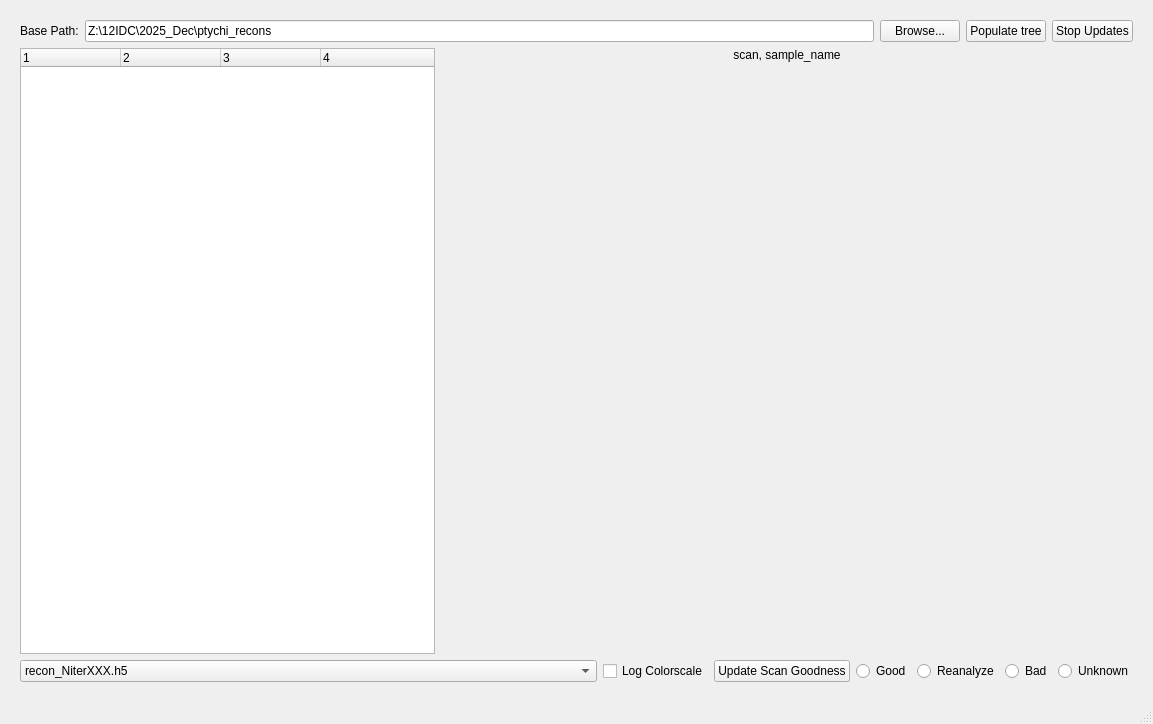
First picture: the form in ptychi_file_browser.ui, repository jooneal225/ptychi-file-browser, before the edit.
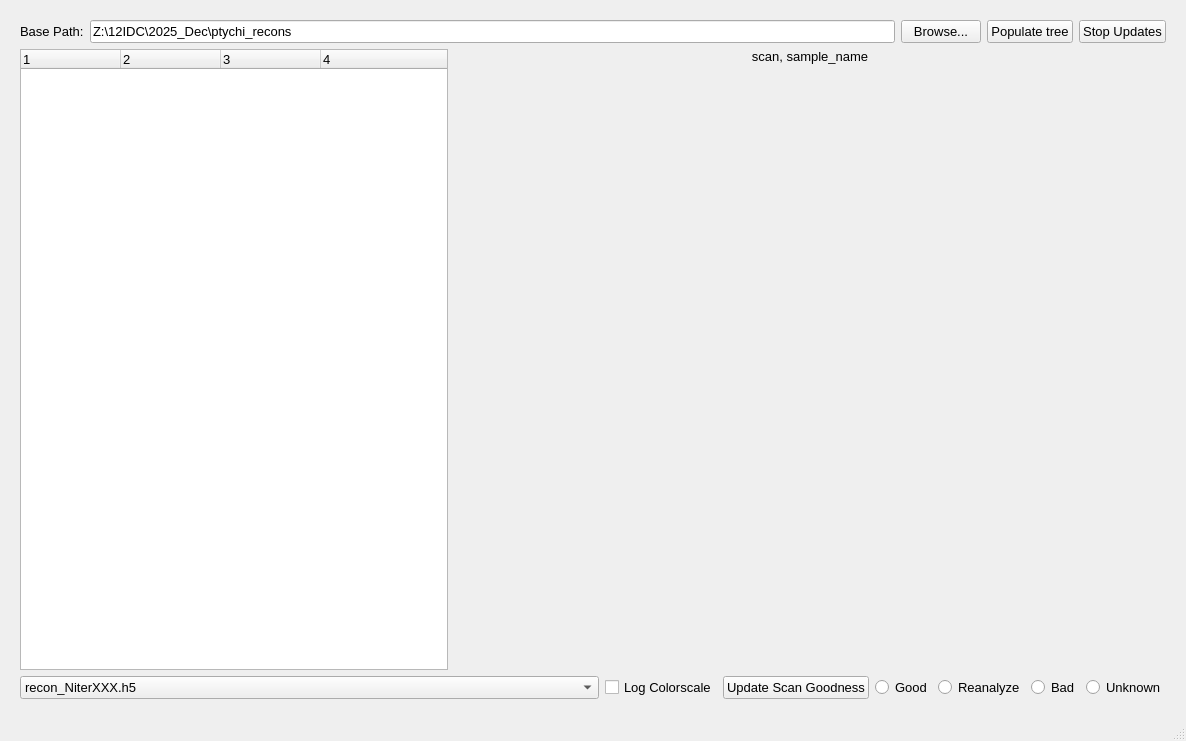
Second picture: the form after the edit.

Patch:
```diff
--- a/ptychi_file_browser.ui
+++ b/ptychi_file_browser.ui
@@ -6,8 +6,8 @@
    <rect>
     <x>0</x>
     <y>0</y>
-    <width>1153</width>
-    <height>724</height>
+    <width>1186</width>
+    <height>741</height>
    </rect>
   </property>
   <property name="windowTitle">
@@ -33,6 +33,11 @@
        <layout class="QHBoxLayout" name="horizontalLayout">
         <item>
          <widget class="QLabel" name="label_basePath">
+          <property name="font">
+           <font>
+            <pointsize>10</pointsize>
+           </font>
+          </property>
           <property name="text">
            <string>Base Path:</string>
           </property>
@@ -40,6 +45,11 @@
         </item>
         <item>
          <widget class="QLineEdit" name="lineEdit_basePath">
+          <property name="font">
+           <font>
+            <pointsize>10</pointsize>
+           </font>
+          </property>
           <property name="text">
            <string>Z:\12IDC\2025_Dec\ptychi_recons</string>
           </property>
@@ -47,6 +57,11 @@
         </item>
         <item>
          <widget class="QPushButton" name="pushButton_browseBasePath">
+          <property name="font">
+           <font>
+            <pointsize>10</pointsize>
+           </font>
+          </property>
           <property name="text">
            <string>Browse...</string>
           </property>
@@ -54,6 +69,11 @@
         </item>
         <item>
          <widget class="QPushButton" name="pushButton_populateTree">
+          <property name="font">
+           <font>
+            <pointsize>10</pointsize>
+           </font>
+          </property>
           <property name="text">
            <string>Populate tree</string>
           </property>
@@ -61,6 +81,11 @@
         </item>
         <item>
          <widget class="QPushButton" name="pushButton_stopScanUpdate">
+          <property name="font">
+           <font>
+            <pointsize>10</pointsize>
+           </font>
+          </property>
           <property name="text">
            <string>Stop Updates</string>
           </property>
@@ -72,6 +97,11 @@
        <layout class="QHBoxLayout" name="horizontalLayout_2" stretch="3,5">
         <item>
          <widget class="QTreeWidget" name="treeWidget_fileStructure">
+          <property name="font">
+           <font>
+            <pointsize>10</pointsize>
+           </font>
+          </property>
           <property name="columnCount">
            <number>4</number>
           </property>
@@ -107,6 +137,11 @@
               <verstretch>0</verstretch>
              </sizepolicy>
             </property>
+            <property name="font">
+             <font>
+              <pointsize>10</pointsize>
+             </font>
+            </property>
             <property name="text">
              <string>scan, sample_name</string>
             </property>
@@ -123,6 +158,11 @@
               <verstretch>0</verstretch>
              </sizepolicy>
             </property>
+            <property name="font">
+             <font>
+              <pointsize>10</pointsize>
+             </font>
+            </property>
            </widget>
           </item>
          </layout>
@@ -139,6 +179,11 @@
             <verstretch>0</verstretch>
            </sizepolicy>
           </property>
+          <property name="font">
+           <font>
+            <pointsize>10</pointsize>
+           </font>
+          </property>
           <item>
            <property name="text">
             <string>recon_NiterXXX.h5</string>
@@ -188,6 +233,11 @@
         </item>
         <item>
          <widget class="QCheckBox" name="checkBox_logCmap">
+          <property name="font">
+           <font>
+            <pointsize>10</pointsize>
+           </font>
+          </property>
           <property name="text">
            <string>Log Colorscale</string>
           </property>
@@ -195,6 +245,11 @@
         </item>
         <item>
          <widget class="QPushButton" name="pushButton_updateScanGoodness">
+          <property name="font">
+           <font>
+            <pointsize>10</pointsize>
+           </font>
+          </property>
           <property name="text">
            <string>Update Scan Goodness</string>
           </property>
@@ -202,6 +257,11 @@
         </item>
         <item>
          <widget class="QRadioButton" name="radioButton_good">
+          <property name="font">
+           <font>
+            <pointsize>10</pointsize>
+           </font>
+          </property>
           <property name="text">
            <string>Good</string>
           </property>
@@ -212,6 +272,11 @@
         </item>
         <item>
          <widget class="QRadioButton" name="radioButton_reanalyze">
+          <property name="font">
+           <font>
+            <pointsize>10</pointsize>
+           </font>
+          </property>
           <property name="text">
            <string>Reanalyze</string>
           </property>
@@ -222,6 +287,11 @@
         </item>
         <item>
          <widget class="QRadioButton" name="radioButton_bad">
+          <property name="font">
+           <font>
+            <pointsize>10</pointsize>
+           </font>
+          </property>
           <property name="text">
            <string>Bad</string>
           </property>
@@ -232,6 +302,11 @@
         </item>
         <item>
          <widget class="QRadioButton" name="radioButton_unknown">
+          <property name="font">
+           <font>
+            <pointsize>10</pointsize>
+           </font>
+          </property>
           <property name="text">
            <string>Unknown</string>
           </property>
```
Left out of the diff: 2 changed lines with no effect on the pictures.
